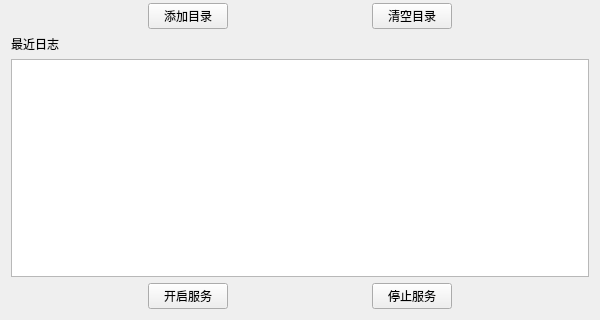
Old version of the form Server/ServerWidget.ui in the repository chensiyan96/SecureFileTransfer; both pictures show x 0 to 600 and y 480 to 800 of the 600 by 800 pixel window.
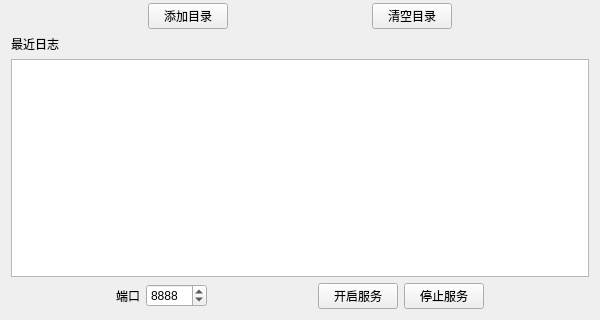
New version of the form.

Diff of the .ui file:
```diff
--- a/Server/ServerWidget.ui
+++ b/Server/ServerWidget.ui
@@ -207,9 +207,22 @@
       </spacer>
      </item>
      <item>
-      <widget class="QPushButton" name="pushButton_startServer">
+      <widget class="QLabel" name="label">
        <property name="text">
-        <string>开启服务</string>
+        <string>端口</string>
+       </property>
+      </widget>
+     </item>
+     <item>
+      <widget class="QSpinBox" name="spinBox_port">
+       <property name="prefix">
+        <string/>
+       </property>
+       <property name="maximum">
+        <number>65535</number>
+       </property>
+       <property name="value">
+        <number>8888</number>
        </property>
       </widget>
      </item>
@@ -226,6 +239,13 @@
        </property>
       </spacer>
      </item>
+     <item>
+      <widget class="QPushButton" name="pushButton_startServer">
+       <property name="text">
+        <string>开启服务</string>
+       </property>
+      </widget>
+     </item>
      <item>
       <widget class="QPushButton" name="pushButton_stopServer">
        <property name="text">
```
